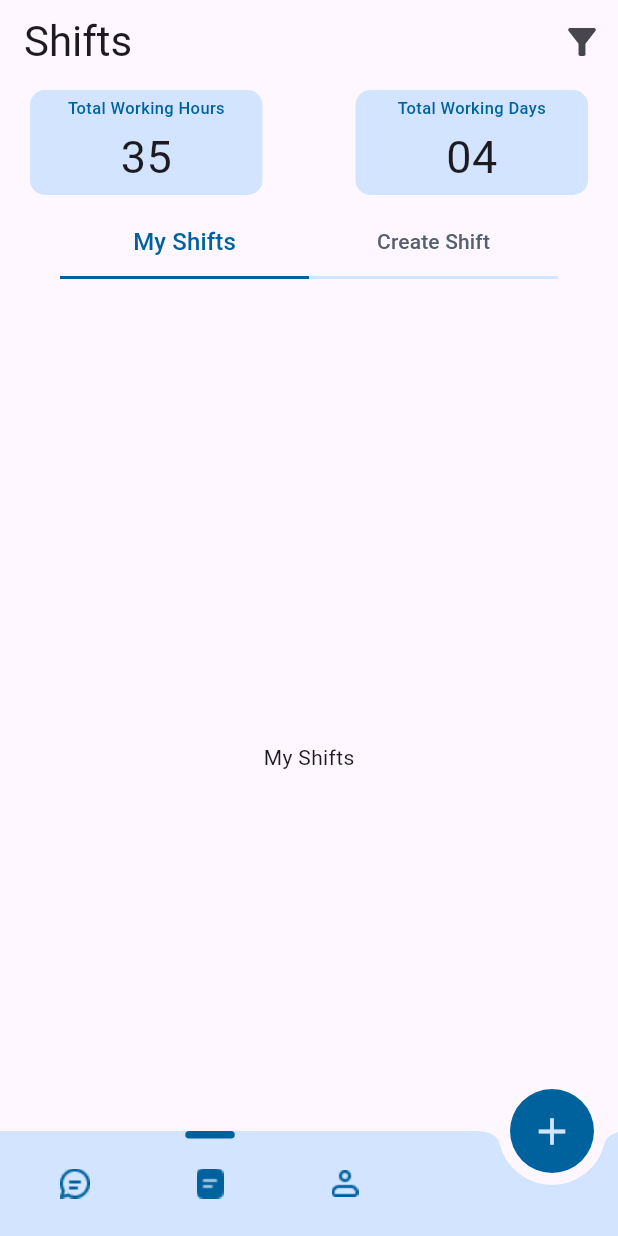
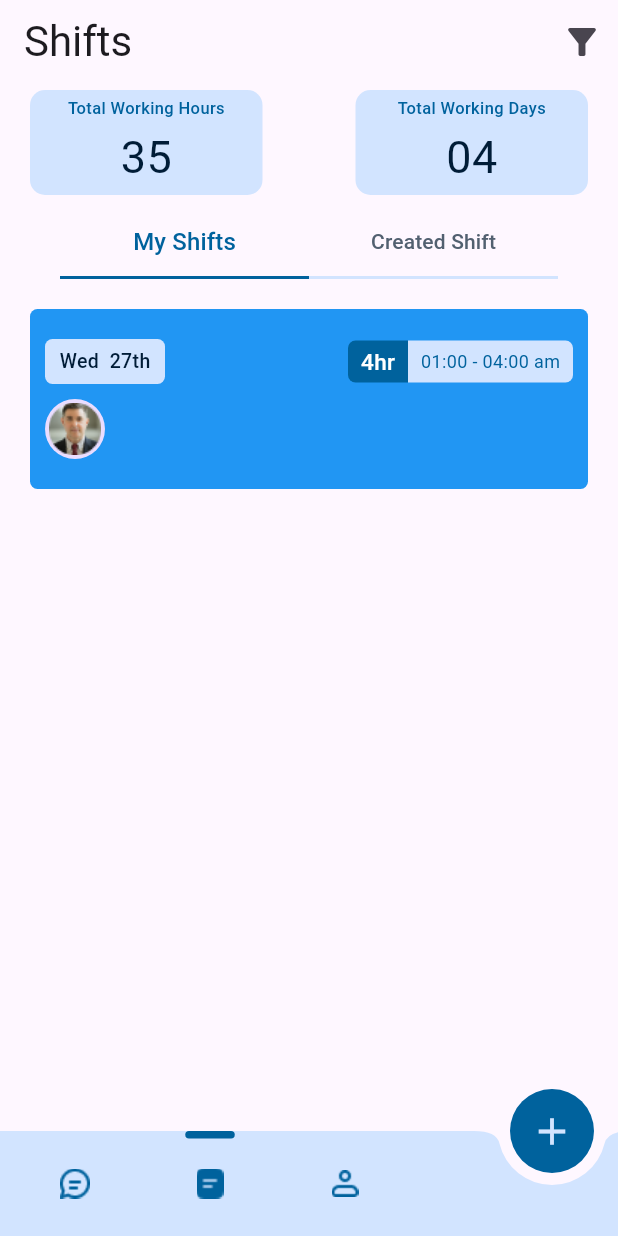
Before and after one commit to HAMZA-CH420/Shifts-Management, a Flutter app: the screen it shows after launch, item 2 of the bottom bar chosen, on a phone screen of 412 x 824 dp. Run offline on Flutter 3.47's test engine with Material 3 defaults, Android fonts, the phone set to English and light mode, and no system bars; our stand-ins replace firebase_core, flutter_svg, font_awesome_flutter, iconsax, page_transition, smooth_page_indicator; missing offline and left inert: flexify; accounts and stored records are empty.

Commit message:
Sixth Commit

```diff
--- a/lib/UiHelpers/theme/Color_Palate.dart
+++ b/lib/UiHelpers/theme/Color_Palate.dart
@@ -7,4 +7,6 @@ class Palate {
   static const PrimaryTextColor = Color(0Xff1A1C1E);
   static const navBarColor = Color(0XFFD2E4FF);
   static const dividerColor = Color(0XFFDFE2EB);
+  static const shiftTextColor = Color(0XFF001C37);
+  static const shiftTextColorSecondary = Color(0XFF73777F);
 }
--- a/lib/features/ShiftScreen/Shifts_Screen.dart
+++ b/lib/features/ShiftScreen/Shifts_Screen.dart
@@ -1,6 +1,7 @@
 import 'package:flutter/material.dart';
 import 'package:shifts_management/UiHelpers/theme/Color_Palate.dart';
-import 'package:shifts_management/features/ShiftScreen/widgets/Worked_Time.dart';
+import 'package:shifts_management/features/ShiftScreen/widgets/TabBar/My_Shifts.dart';
+import 'package:shifts_management/features/ShiftScreen/widgets/TabBar/Worked_Time.dart';
 
 class ShiftsScreen extends StatelessWidget {
   const ShiftsScreen({super.key});
@@ -52,7 +53,7 @@ class ShiftsScreen extends StatelessWidget {
                     dividerColor: Color(0XFFD2E4FF),
                     tabs: [
                       Tab(text: "My Shifts"),
-                      Tab(text: "Create Shift"),
+                      Tab(text: "Created Shift"),
                     ]),
               ],
             ),
@@ -60,11 +61,9 @@ class ShiftsScreen extends StatelessWidget {
         ),
         body: TabBarView(
           children: [
+            MyShifts(),
             Container(
-              child: Center(child: Text("My Shifts")),
-            ),
-            Container(
-              child: Center(child: Text("Create Shift")),
+              child: Center(child: Text("Created Shift")),
             ),
           ],
         ),
--- a/lib/features/ShiftScreen/widgets/Custom_Shift_Widget.dart
+++ /dev/null
@@ -1,10 +0,0 @@
-import 'package:flutter/material.dart';
-
-class CustomShiftWidget extends StatelessWidget {
-  const CustomShiftWidget({super.key});
-
-  @override
-  Widget build(BuildContext context) {
-    return Scaffold();
-  }
-}
--- /dev/null
+++ b/lib/features/ShiftScreen/widgets/TabBar/Custom_Shift_Widget.dart
@@ -0,0 +1,39 @@
+import 'package:flutter/material.dart';
+import 'package:shifts_management/features/ShiftScreen/widgets/TabBar/Date_of_Shift.dart';
+import 'package:shifts_management/features/ShiftScreen/widgets/TabBar/Hours_and_Time_of_Shift.dart';
+
+class CustomShiftWidget extends StatelessWidget {
+  const CustomShiftWidget({super.key});
+
+  @override
+  Widget build(BuildContext context) {
+    return Container(
+      height: 120,
+      decoration: BoxDecoration(
+          color: Colors.blue, borderRadius: BorderRadius.circular(5)),
+      child: Padding(
+        padding: const EdgeInsets.symmetric(horizontal: 10, vertical: 10),
+        child: Column(
+          mainAxisAlignment: MainAxisAlignment.spaceEvenly,
+          children: [
+            Row(
+              mainAxisAlignment: MainAxisAlignment.spaceBetween,
+              children: [
+                DateOfShift(),
+                HoursAndTimeOfShift(),
+              ],
+            ),
+            Row(
+              children: [
+                CircleAvatar(child: Image.asset("assets/images/Dp.png")),
+                Column(
+                  children: [],
+                ),
+              ],
+            )
+          ],
+        ),
+      ),
+    );
+  }
+}
--- /dev/null
+++ b/lib/features/ShiftScreen/widgets/TabBar/Date_of_Shift.dart
@@ -0,0 +1,26 @@
+import 'package:flutter/cupertino.dart';
+import 'package:shifts_management/UiHelpers/theme/Color_Palate.dart';
+
+class DateOfShift extends StatelessWidget {
+  const DateOfShift({super.key});
+
+  @override
+  Widget build(BuildContext context) {
+    return Container(
+      height: 30,
+      width: 80,
+      decoration: BoxDecoration(
+        color: Palate.navBarColor,
+        borderRadius: BorderRadius.circular(5),
+      ),
+      child: Center(
+          child: Text(
+        "Wed  27th",
+        style: TextStyle(
+            fontSize: 13,
+            fontWeight: FontWeight.w500,
+            color: Palate.shiftTextColor),
+      )),
+    );
+  }
+}
--- /dev/null
+++ b/lib/features/ShiftScreen/widgets/TabBar/Hours_and_Time_of_Shift.dart
@@ -0,0 +1,49 @@
+import 'package:flutter/material.dart';
+import 'package:shifts_management/UiHelpers/theme/Color_Palate.dart';
+
+class HoursAndTimeOfShift extends StatelessWidget {
+  const HoursAndTimeOfShift({super.key});
+
+  @override
+  Widget build(BuildContext context) {
+    return Row(
+      children: [
+        Container(
+          height: 28,
+          width: 40,
+          decoration: BoxDecoration(
+              color: Palate.primaryColor,
+              borderRadius: BorderRadius.only(
+                topLeft: Radius.circular(5),
+                bottomLeft: Radius.circular(5),
+              )),
+          child: Center(
+            child: Text(
+              "4hr",
+              style: TextStyle(
+                  color: Colors.white,
+                  fontSize: 15,
+                  fontWeight: FontWeight.w500),
+            ),
+          ),
+        ),
+        Container(
+          height: 28,
+          width: 110,
+          decoration: BoxDecoration(
+              color: Palate.navBarColor,
+              borderRadius: BorderRadius.only(
+                topRight: Radius.circular(5),
+                bottomRight: Radius.circular(5),
+              )),
+          child: Center(
+            child: Text(
+              "01:00 - 04:00 am",
+              style: TextStyle(color: Palate.primaryColor, fontSize: 12),
+            ),
+          ),
+        ),
+      ],
+    );
+  }
+}
--- /dev/null
+++ b/lib/features/ShiftScreen/widgets/TabBar/Location_Of_Shift.dart
@@ -0,0 +1,11 @@
+import 'package:flutter/cupertino.dart';
+import 'package:flutter/material.dart';
+
+class LocationOfShift extends StatelessWidget {
+  const LocationOfShift({super.key});
+
+  @override
+  Widget build(BuildContext context) {
+    return Container();
+  }
+}
--- /dev/null
+++ b/lib/features/ShiftScreen/widgets/TabBar/My_Shifts.dart
@@ -0,0 +1,19 @@
+import 'package:flutter/material.dart';
+import 'package:shifts_management/features/ShiftScreen/widgets/TabBar/Custom_Shift_Widget.dart';
+
+class MyShifts extends StatelessWidget {
+  const MyShifts({super.key});
+
+  @override
+  Widget build(BuildContext context) {
+    return Scaffold(
+      body: Padding(
+        padding: const EdgeInsets.symmetric(
+          horizontal: 20,
+          vertical: 20,
+        ),
+        child: CustomShiftWidget(),
+      ),
+    );
+  }
+}
--- a/lib/features/ShiftScreen/widgets/Worked_Time.dart
+++ b/lib/features/ShiftScreen/widgets/TabBar/Worked_Time.dart
@@ -27,7 +27,7 @@ class WorkedTime extends StatelessWidget {
                         color: Palate.primaryColor)),
                 Text(
                   "35",
-                  style: TextStyle(fontSize: 30),
+                  style: TextStyle(fontSize: 30, color: Palate.shiftTextColor),
                 )
               ],
             ),
@@ -48,7 +48,7 @@ class WorkedTime extends StatelessWidget {
                         color: Palate.primaryColor)),
                 Text(
                   "04",
-                  style: TextStyle(fontSize: 30),
+                  style: TextStyle(fontSize: 30, color: Palate.shiftTextColor),
                 )
               ],
             ),
```
Also changed, not shown: assets/images/Dp.png (added).
